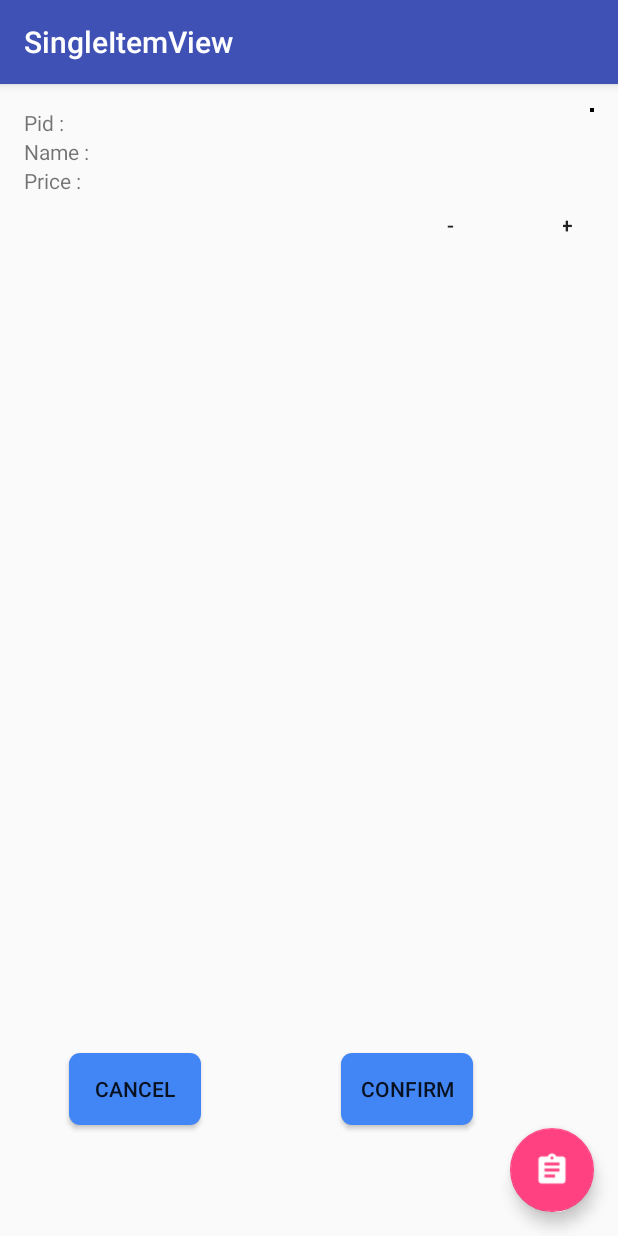
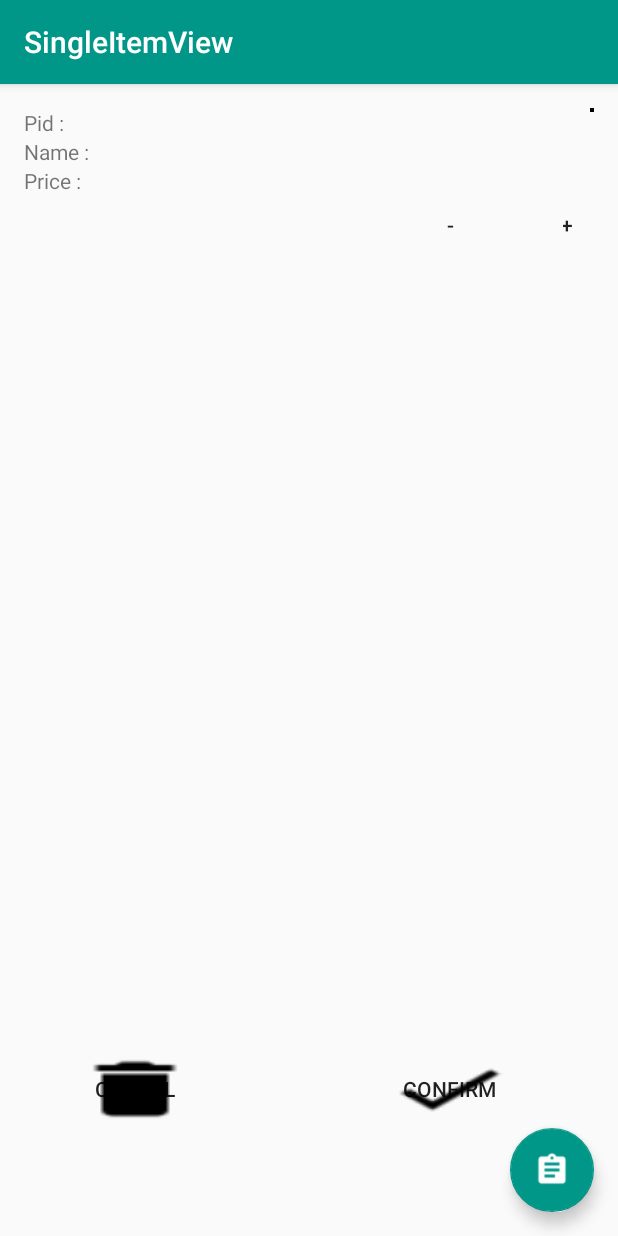
Before and after one commit to VijayBheda/JSON_Parse, an Android app: the SingleItemView screen opened directly, with no data from a screen before it, on a phone screen of 412 x 824 dp. Run offline under Robolectric (Android 15) with nearby library versions, the phone set to English and light mode, and no system bars.

Commit message:
Icons Setted.

```diff
--- a/app/src/main/java/com/example/vij/jsonparse/MainActivity.java
+++ b/app/src/main/java/com/example/vij/jsonparse/MainActivity.java
@@ -90,7 +90,7 @@ public class MainActivity extends AppCompatActivity {
                     // Retrive JSON Objects
                     map.put("pid", jsonobject.getString("pid"));
                     map.put("name", jsonobject.getString("name"));
-                        map.put("price", jsonobject.getString("price"));
+                    map.put("price", jsonobject.getString("price"));
                     //map.put("flag", jsonobject.getString("flag"));
                     // Set the JSON Objects into the array
                     arraylist.add(map);
--- a/app/src/main/res/layout/content_single_item_view.xml
+++ b/app/src/main/res/layout/content_single_item_view.xml
@@ -98,7 +98,7 @@
         android:layout_width="wrap_content"
         android:layout_height="wrap_content"
         android:text="Cancel"
-        android:background="@drawable/concal"
+        android:background="@drawable/ic_delete_black_24dp"
         android:id="@+id/button"
         android:layout_marginBottom="58dp"
         android:layout_alignParentBottom="true"
@@ -109,11 +109,10 @@
         android:layout_width="wrap_content"
         android:layout_height="wrap_content"
         android:text="Confirm"
-        android:background="@drawable/concal"
+        android:background="@drawable/ic_done_black_24dp"
         android:id="@+id/button2"
-        android:layout_alignBaseline="@+id/button"
-        android:layout_alignBottom="@+id/button"
-        android:layout_alignRight="@+id/dec"
-        android:layout_alignEnd="@+id/dec" />
+        android:layout_alignTop="@+id/button"
+        android:layout_toLeftOf="@+id/result"
+        android:layout_toStartOf="@+id/result" />
 
 </RelativeLayout>
--- a/app/src/main/res/values/colors.xml
+++ b/app/src/main/res/values/colors.xml
@@ -1,6 +1,6 @@
 <?xml version="1.0" encoding="utf-8"?>
 <resources>
-    <color name="colorPrimary">#3F51B5</color>
-    <color name="colorPrimaryDark">#303F9F</color>
-    <color name="colorAccent">#FF4081</color>
+    <color name="colorPrimary">#FF009688</color>
+    <color name="colorPrimaryDark">#e5e5e5</color>
+    <color name="colorAccent">#FF009688</color>
 </resources>
```
Also changed, not shown: app/src/main/res/drawable/ic_delete_black_24dp.png (added).
